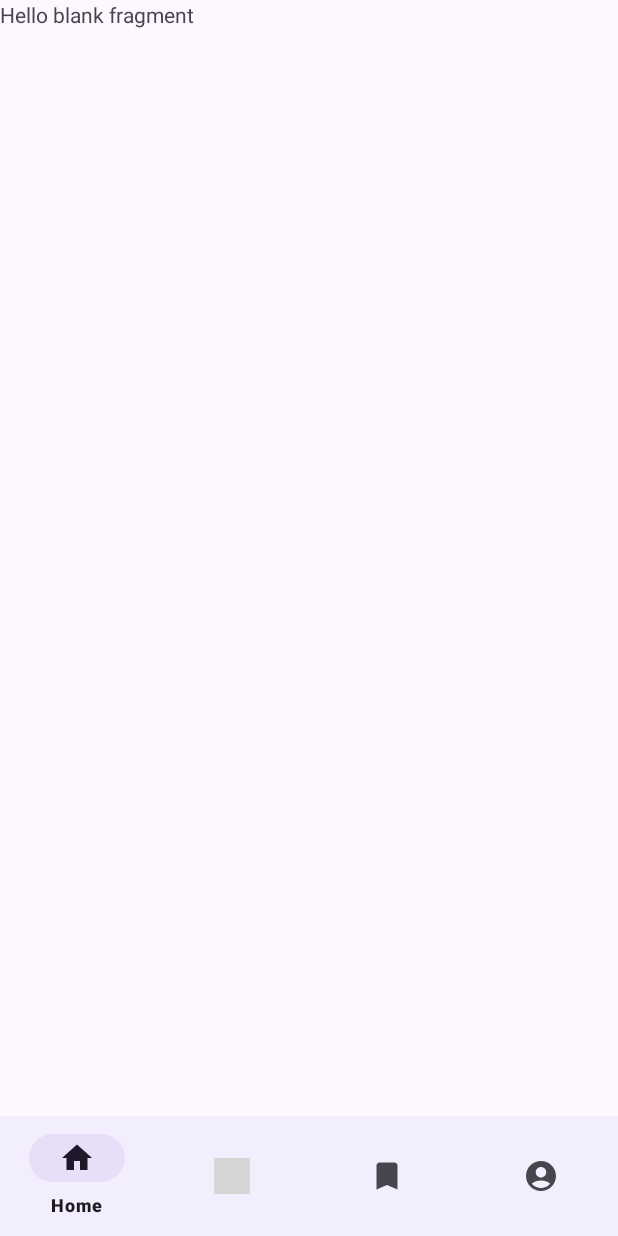
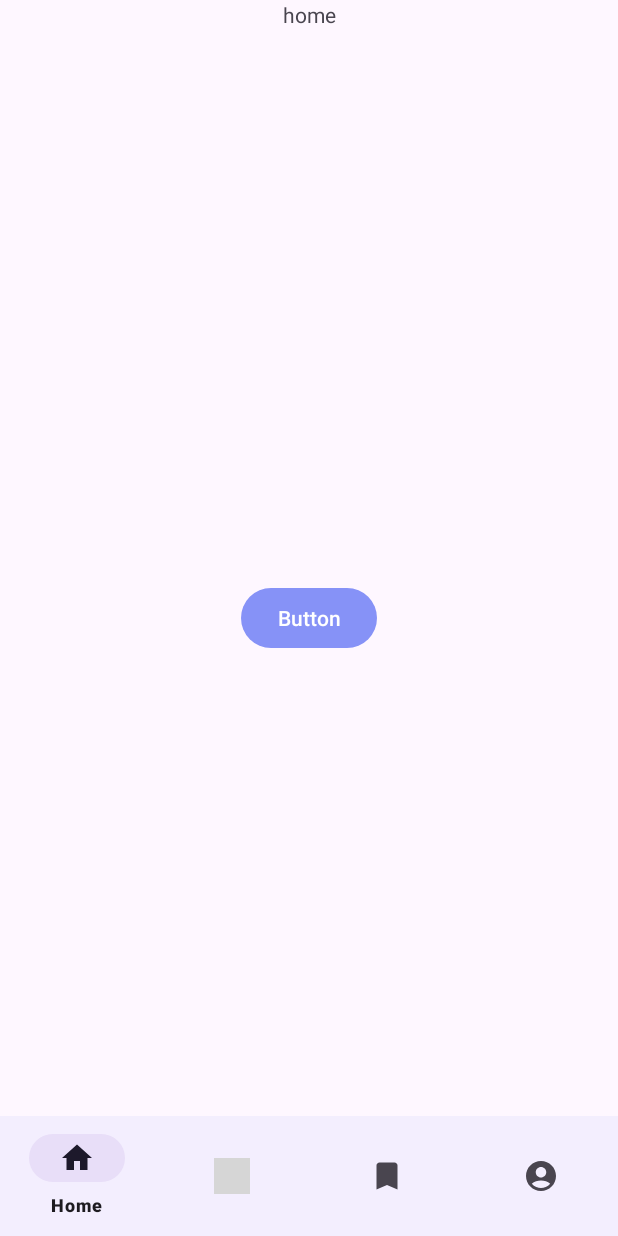
Before and after one commit to DilanSandaruwan/recipes-app, an Android app: the screen it shows after launch (MainActivity), on a phone screen of 412 x 824 dp. Run offline under Robolectric (Android 15) with nearby library versions, the phone set to English and light mode, and no system bars; our stand-ins replace Dagger/Hilt's generated code, data binding, navigation-ui; libraries missing offline, so code that uses them is left out: com.firebase.ui; 2 statements that could not run were skipped; grey boxes are pictures that could not be loaded.

Commit message:
add temporary navigation from home to view recipe

```diff
--- a/app/src/main/java/com/gtp01/group01/android/recipesmobileapp/feature/home/HomeFragment.kt
+++ b/app/src/main/java/com/gtp01/group01/android/recipesmobileapp/feature/home/HomeFragment.kt
@@ -5,24 +5,32 @@ import androidx.fragment.app.Fragment
 import android.view.LayoutInflater
 import android.view.View
 import android.view.ViewGroup
+import androidx.navigation.fragment.findNavController
 import com.gtp01.group01.android.recipesmobileapp.R
+import com.gtp01.group01.android.recipesmobileapp.databinding.FragmentHomeBinding
 
 class HomeFragment : Fragment() {
-    override fun onCreate(savedInstanceState: Bundle?) {
-        super.onCreate(savedInstanceState)
-        arguments?.let {
-        }
-    }
+
+    private lateinit var binding: FragmentHomeBinding
+
 
     override fun onCreateView(
         inflater: LayoutInflater, container: ViewGroup?,
         savedInstanceState: Bundle?
     ): View? {
         // Inflate the layout for this fragment
-        return inflater.inflate(R.layout.fragment_home, container, false)
+        binding = FragmentHomeBinding.inflate(inflater, container, false)
+        return binding.root
+
+    }
+    override fun onViewCreated(view: View, savedInstanceState: Bundle?) {
+        super.onViewCreated(view, savedInstanceState)
+
+        // Set an OnClickListener for btnViewRecipe
+        binding.btnViewRecipe.setOnClickListener {
+
+findNavController().navigate(R.id.action_homeFragment_to_viewRecipe)
+        }
     }
 
-    companion object {
-
-    }
 }
--- a/app/src/main/res/layout/fragment_home.xml
+++ b/app/src/main/res/layout/fragment_home.xml
@@ -1,14 +1,31 @@
 <?xml version="1.0" encoding="utf-8"?>
-<FrameLayout xmlns:android="http://schemas.android.com/apk/res/android"
+<androidx.constraintlayout.widget.ConstraintLayout xmlns:android="http://schemas.android.com/apk/res/android"
+    xmlns:app="http://schemas.android.com/apk/res-auto"
     xmlns:tools="http://schemas.android.com/tools"
+    android:id="@+id/frameLayout2"
     android:layout_width="match_parent"
     android:layout_height="match_parent"
     tools:context=".feature.home.HomeFragment">
 
     <!-- TODO: Update blank fragment layout -->
     <TextView
-        android:layout_width="match_parent"
-        android:layout_height="match_parent"
-        android:text="@string/hello_blank_fragment" />
+        android:id="@+id/textView"
+        android:layout_width="wrap_content"
+        android:layout_height="wrap_content"
+        android:text="@string/hello_home_fragment"
+        app:layout_constraintBottom_toTopOf="@+id/button2"
+        app:layout_constraintEnd_toEndOf="parent"
+        app:layout_constraintStart_toStartOf="parent"
+        app:layout_constraintTop_toTopOf="parent" />
 
-</FrameLayout>
+    <Button
+        android:id="@+id/btn_ViewRecipe"
+        android:layout_width="wrap_content"
+        android:layout_height="wrap_content"
+        android:text="Button"
+        app:layout_constraintBottom_toBottomOf="parent"
+        app:layout_constraintEnd_toEndOf="parent"
+        app:layout_constraintStart_toStartOf="parent"
+        app:layout_constraintTop_toTopOf="parent" />
+
+</androidx.constraintlayout.widget.ConstraintLayout>
--- a/app/src/main/res/navigation/nav_graph.xml
+++ b/app/src/main/res/navigation/nav_graph.xml
@@ -9,7 +9,11 @@
         android:id="@+id/homeFragment"
         android:name="com.gtp01.group01.android.recipesmobileapp.feature.home.HomeFragment"
         android:label="fragment_home"
-        tools:layout="@layout/fragment_home" />
+        tools:layout="@layout/fragment_home" >
+        <action
+            android:id="@+id/action_homeFragment_to_viewRecipe"
+            app:destination="@id/viewRecipe" />
+    </fragment>
     <fragment
         android:id="@+id/profileFragment"
         android:name="com.gtp01.group01.android.recipesmobileapp.feature.my_profile.ProfileFragment"
@@ -25,4 +29,9 @@
         android:name="com.gtp01.group01.android.recipesmobileapp.feature.recipe_add_update.RecipeAddFragment"
         android:label="fragment_recipe_add"
         tools:layout="@layout/fragment_recipe_add" />
+    <fragment
+        android:id="@+id/viewRecipe"
+        android:name="com.gtp01.group01.android.recipesmobileapp.feature.view_recipe.ViewRecipe"
+        android:label="fragment_view_recipe"
+        tools:layout="@layout/fragment_view_recipe" />
 </navigation>
--- a/app/src/main/res/values/strings.xml
+++ b/app/src/main/res/values/strings.xml
@@ -24,4 +24,5 @@
     <string name="enter_the_email">Enter The Email</string>
     <string name="logout">Logout</string>
     <string name="username_placeholder">Username Placeholder</string>
+    <string name="hello_home_fragment">home</string>
 </resources>
```
Also changed, not shown: app/src/main/java/com/gtp01/group01/android/recipesmobileapp/feature/view_recipe/ViewRecipe.kt (+25 -10 lines), app/src/main/java/com/gtp01/group01/android/recipesmobileapp/feature/view_recipe/ViewRecipeViewModel.kt (+5 -2 lines).
